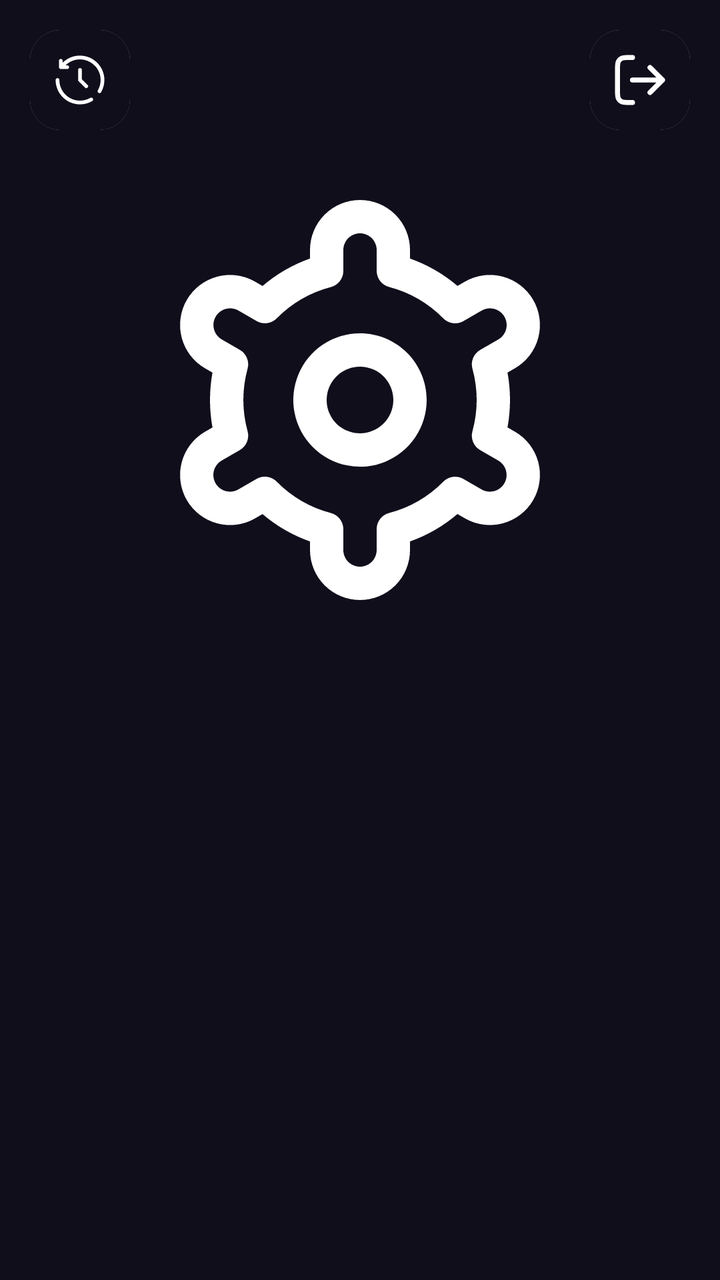
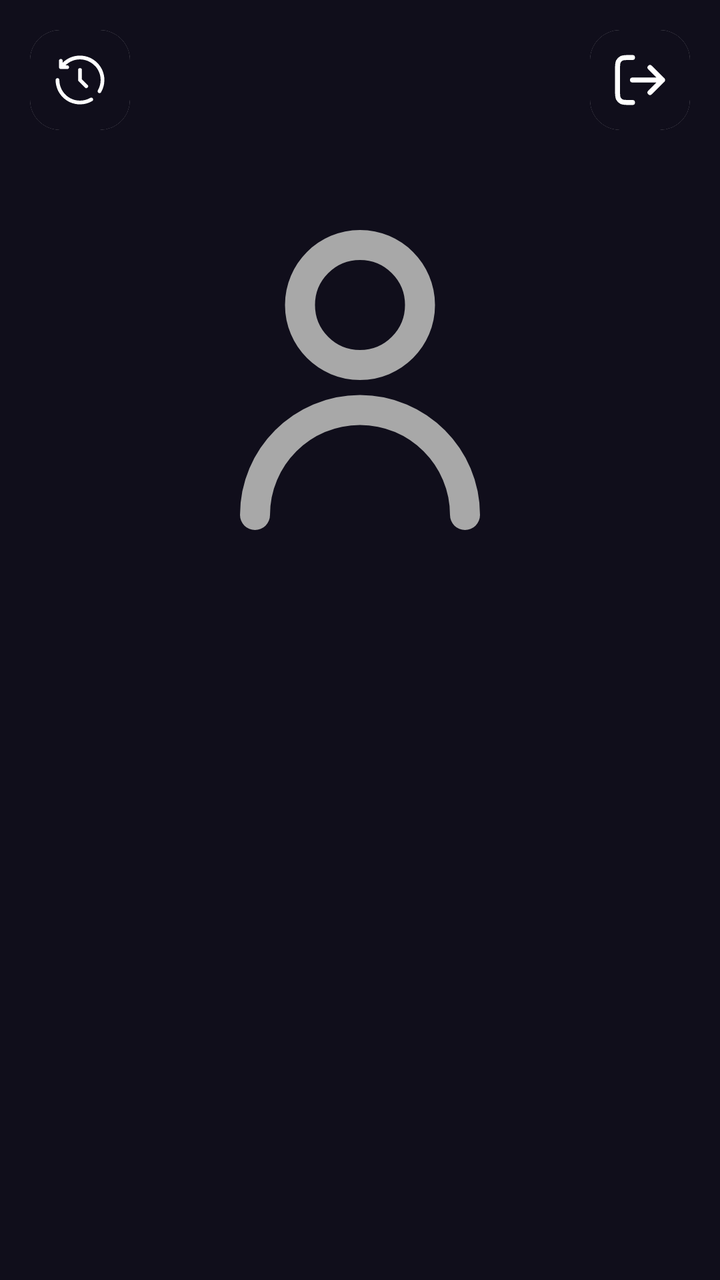

Screens rendered from an Android XML layout before and after an edit, with the pre-edit source and the edit as a unified diff.
<!-- AndroidManifest.xml: application theme Theme.WorldRadio -->
<!-- res/layout/fragment_settings.xml -->
<?xml version="1.0" encoding="utf-8"?>
<androidx.coordinatorlayout.widget.CoordinatorLayout xmlns:android="http://schemas.android.com/apk/res/android"
    xmlns:app="http://schemas.android.com/apk/res-auto"
    xmlns:tools="http://schemas.android.com/tools"
    android:layout_width="match_parent"
    android:layout_height="match_parent"
    android:background="@color/background">

    <com.google.android.material.appbar.AppBarLayout
        android:layout_width="match_parent"
        android:layout_height="wrap_content"
        android:background="@color/background"
        android:theme="@style/ThemeOverlay.AppCompat.Dark.ActionBar">

        <com.google.android.material.appbar.CollapsingToolbarLayout
            android:layout_width="match_parent"
            android:layout_height="wrap_content"
            app:contentScrim="@color/background"
            app:expandedTitleMarginStart="16dp"
            app:expandedTitleMarginEnd="16dp"
            app:layout_scrollFlags="scroll|exitUntilCollapsed">

            
            <include
                layout="@layout/settings_header_expanded"
                android:layout_width="match_parent"
                android:layout_height="wrap_content"
                app:layout_collapseMode="parallax" />

        </com.google.android.material.appbar.CollapsingToolbarLayout>

    </com.google.android.material.appbar.AppBarLayout>

    
    <androidx.recyclerview.widget.RecyclerView
        android:id="@+id/recyclerView_Settings"
        android:layout_width="match_parent"
        android:layout_height="match_parent"
        app:layout_behavior="@string/appbar_scrolling_view_behavior" />

</androidx.coordinatorlayout.widget.CoordinatorLayout>
<!-- res/layout/settings_header_expanded.xml (included above) -->
<?xml version="1.0" encoding="utf-8"?>
<androidx.constraintlayout.widget.ConstraintLayout
    android:layout_width="match_parent"
    android:layout_height="wrap_content"
    xmlns:android="http://schemas.android.com/apk/res/android"
    xmlns:app="http://schemas.android.com/apk/res-auto">

    <TextView
        android:id="@+id/nameAccountView"
        android:layout_width="wrap_content"
        android:layout_height="wrap_content"
        android:layout_marginTop="20dp"
        android:gravity="center_vertical"
        android:textSize="30sp"
        app:layout_constraintEnd_toEndOf="@+id/avatar_settings"
        app:layout_constraintStart_toStartOf="@+id/avatar_settings"
        app:layout_constraintTop_toBottomOf="@+id/avatar_settings" />


    <ProgressBar
        android:id="@+id/progressBar_Settings"
        style="?android:attr/progressBarStyleHorizontal"
        android:layout_width="0dp"
        android:layout_height="wrap_content"
        android:layout_marginStart="15dp"
        android:layout_marginEnd="5dp"
        android:max="100"
        android:min="0"
        android:visibility="invisible"
        app:layout_constraintStart_toEndOf="@+id/cardView5943768"
        app:layout_constraintEnd_toStartOf="@+id/text_loading_Settings"
        app:layout_constraintTop_toTopOf="@+id/cardView5943768"
        app:layout_constraintBottom_toBottomOf="@+id/cardView5943768"/>

    <TextView
        android:id="@+id/text_loading_Settings"
        android:layout_width="wrap_content"
        android:layout_height="wrap_content"
        android:layout_marginEnd="5dp"
        android:layout_marginStart="5dp"
        android:visibility="invisible"
        android:textSize="14sp"
        app:layout_constraintStart_toEndOf="@+id/progressBar_Settings"
        app:layout_constraintEnd_toStartOf="@id/cardView59437685435"
        app:layout_constraintTop_toTopOf="@+id/progressBar_Settings"
        app:layout_constraintBottom_toBottomOf="@+id/progressBar_Settings"/>

    <androidx.cardview.widget.CardView
        android:id="@+id/cardView59437685435"
        android:layout_width="wrap_content"
        android:layout_height="wrap_content"
        android:layout_marginTop="15dp"
        android:layout_marginEnd="15dp"
        android:background="@color/background"
        app:cardCornerRadius="15dp"
        app:cardElevation="0dp"
        app:layout_constraintEnd_toEndOf="parent"
        app:layout_constraintTop_toTopOf="parent">

        <FrameLayout
            android:layout_width="wrap_content"
            android:layout_height="wrap_content"
            android:background="@color/background">

            <ImageButton
                android:id="@+id/log_out_settings"
                android:layout_width="wrap_content"
                android:layout_height="wrap_content"
                android:layout_gravity="center"
                android:background="?attr/selectableItemBackgroundBorderless"
                android:clickable="true"
                android:focusable="true"
                android:padding="10dp"
                android:src="@drawable/log_out"
                app:tint="@color/white" />
        </FrameLayout>
    </androidx.cardview.widget.CardView>





    <androidx.cardview.widget.CardView
        android:id="@+id/cardView5943768"
        android:layout_width="wrap_content"
        android:layout_height="wrap_content"
        android:layout_marginStart="15dp"
        android:layout_marginTop="15dp"
        android:background="@color/background"
        app:cardCornerRadius="15dp"
        app:cardElevation="0dp"
        app:layout_constraintStart_toStartOf="parent"
        app:layout_constraintTop_toTopOf="parent">

        <FrameLayout
            android:layout_width="wrap_content"
            android:layout_height="wrap_content"
            android:background="@color/background">

            <ImageButton
                android:id="@+id/history_button"
                android:layout_width="wrap_content"
                android:layout_height="wrap_content"
                android:layout_gravity="center"
                android:background="?attr/selectableItemBackgroundBorderless"
                android:clickable="true"
                android:focusable="true"
                android:padding="10dp"
                android:src="@drawable/history"
                app:tint="@color/white" />

        </FrameLayout>
    </androidx.cardview.widget.CardView>

    <ImageView
        android:id="@+id/avatar_settings"
        android:layout_width="200dp"
        android:layout_height="200dp"
        android:layout_marginTop="100dp"
        android:scaleType="centerCrop"
        android:src="@drawable/fi_rr_settings"
        app:layout_constraintEnd_toEndOf="parent"
        app:layout_constraintStart_toStartOf="parent"
        app:layout_constraintTop_toTopOf="parent" />

    <androidx.cardview.widget.CardView
        android:id="@+id/cardView0982434385972"
        android:layout_width="wrap_content"
        android:layout_height="wrap_content"
        android:layout_marginTop="10dp"
        android:background="@color/background"
        android:visibility="gone"
        app:cardCornerRadius="15dp"
        app:cardElevation="0dp"
        app:layout_constraintEnd_toEndOf="@+id/cardView5943768"
        app:layout_constraintStart_toStartOf="@+id/cardView5943768"
        app:layout_constraintTop_toBottomOf="@+id/cardView5943768">

        <FrameLayout
            android:layout_width="wrap_content"
            android:layout_height="wrap_content"
            android:background="@color/background">

            <ImageButton
                android:id="@+id/edit_user_settings"
                android:layout_width="wrap_content"
                android:layout_height="wrap_content"
                android:layout_gravity="center"
                android:background="?attr/selectableItemBackgroundBorderless"
                android:clickable="true"
                android:focusable="true"
                android:padding="10dp"
                android:src="@drawable/fi_rr_settings"
                app:tint="@color/white" />
        </FrameLayout>
    </androidx.cardview.widget.CardView>

</androidx.constraintlayout.widget.ConstraintLayout>
<!-- resources referenced by this layout -->
<resources>
  <color name="background">#100E1B</color>
  <color name="white">#FFFFFF</color>
  <!-- drawable fi_rr_settings: vector/xml drawable (drawable, 5266 chars, omitted) -->
  <!-- drawable history (drawable) -->
  <vector xmlns:android="http://schemas.android.com/apk/res/android" android:height="30dp" android:viewportHeight="24" android:viewportWidth="24" android:width="30dp">
        
      <path android:fillColor="#00000000" android:pathData="M12,8V12L14.5,14.5" android:strokeColor="#ffffff" android:strokeLineCap="round" android:strokeLineJoin="round" android:strokeWidth="1.5"/>
        
      <path android:fillColor="#ffffff" android:pathData="M5.604,5.604L5.074,5.074V5.074L5.604,5.604ZM4.338,6.871L3.588,6.874C3.59,7.286 3.923,7.619 4.334,7.621L4.338,6.871ZM6.88,7.633C7.294,7.635 7.631,7.301 7.633,6.887C7.635,6.473 7.301,6.135 6.887,6.133L6.88,7.633ZM5.075,4.321C5.073,3.907 4.735,3.573 4.321,3.575C3.907,3.577 3.573,3.915 3.575,4.329L5.075,4.321ZM3.75,12C3.75,11.586 3.414,11.25 3,11.25C2.586,11.25 2.25,11.586 2.25,12H3.75ZM16.875,20.445C17.234,20.238 17.357,19.779 17.149,19.42C16.942,19.062 16.483,18.939 16.125,19.147L16.875,20.445ZM19.147,16.125C18.939,16.483 19.062,16.942 19.42,17.149C19.779,17.357 20.238,17.234 20.445,16.875L19.147,16.125ZM5.14,5.071C4.846,5.363 4.844,5.838 5.135,6.132C5.426,6.426 5.901,6.429 6.196,6.137L5.14,5.071ZM18.862,5.138C15.042,1.318 8.869,1.279 5.074,5.074L6.135,6.135C9.334,2.935 14.557,2.954 17.802,6.199L18.862,5.138ZM5.074,5.074L3.808,6.34L4.868,7.401L6.135,6.135L5.074,5.074ZM4.334,7.621L6.88,7.633L6.887,6.133L4.342,6.121L4.334,7.621ZM5.088,6.867L5.075,4.321L3.575,4.329L3.588,6.874L5.088,6.867ZM12,3.75C16.556,3.75 20.25,7.444 20.25,12H21.75C21.75,6.615 17.385,2.25 12,2.25V3.75ZM12,20.25C7.444,20.25 3.75,16.556 3.75,12H2.25C2.25,17.385 6.615,21.75 12,21.75V20.25ZM16.125,19.147C14.912,19.848 13.504,20.25 12,20.25V21.75C13.775,21.75 15.441,21.275 16.875,20.445L16.125,19.147ZM20.25,12C20.25,13.504 19.848,14.912 19.147,16.125L20.445,16.875C21.275,15.441 21.75,13.775 21.75,12H20.25ZM6.196,6.137C7.687,4.661 9.736,3.75 12,3.75V2.25C9.325,2.25 6.901,3.328 5.14,5.071L6.196,6.137Z"/>
      
  </vector>
  <!-- drawable log_out (drawable) -->
  <vector xmlns:android="http://schemas.android.com/apk/res/android" android:height="30dp" android:viewportHeight="24" android:viewportWidth="24" android:width="30dp">
        
      <path android:fillColor="#00000000" android:pathData="M16,17L21,12M21,12L16,7M21,12H9M9,3H7.8C6.12,3 5.28,3 4.638,3.327C4.074,3.615 3.615,4.074 3.327,4.638C3,5.28 3,6.12 3,7.8V16.2C3,17.88 3,18.72 3.327,19.362C3.615,19.927 4.074,20.385 4.638,20.673C5.28,21 6.12,21 7.8,21H9" android:strokeColor="#ffffff" android:strokeLineCap="round" android:strokeLineJoin="round" android:strokeWidth="2"/>
      
  </vector>
  <style name="Theme.WorldRadio" parent="Base.Theme.WorldRadio" />
  <style name="Base.Theme.WorldRadio" parent="Theme.Material3.DayNight.NoActionBar">
          
          
      </style>
</resources>

<!-- the commit's change to res/layout/fragment_settings.xml (unified diff, before → after) -->
@@ -20,7 +20,6 @@
             app:expandedTitleMarginEnd="16dp"
             app:layout_scrollFlags="scroll|exitUntilCollapsed">
 
-            
             <include
                 layout="@layout/settings_header_expanded"
                 android:layout_width="match_parent"
@@ -51,7 +50,7 @@
         android:id="@+id/nameAccountView"
         android:layout_width="wrap_content"
         android:layout_height="wrap_content"
-        android:layout_marginTop="20dp"
+        android:layout_marginTop="30dp"
         android:gravity="center_vertical"
         android:textSize="30sp"
         app:layout_constraintEnd_toEndOf="@+id/avatar_settings"
@@ -156,11 +155,11 @@
 
     <ImageView
         android:id="@+id/avatar_settings"
-        android:layout_width="200dp"
-        android:layout_height="200dp"
+        android:layout_width="180dp"
+        android:layout_height="180dp"
         android:layout_marginTop="100dp"
         android:scaleType="centerCrop"
-        android:src="@drawable/fi_rr_settings"
+        android:src="@drawable/user_without_logo"
         app:layout_constraintEnd_toEndOf="parent"
         app:layout_constraintStart_toStartOf="parent"
         app:layout_constraintTop_toTopOf="parent" />
<!-- resource entries referenced after the edit -->
@@ -17,6 +17,20 @@
       <path android:fillColor="#00000000" android:pathData="M16,17L21,12M21,12L16,7M21,12H9M9,3H7.8C6.12,3 5.28,3 4.638,3.327C4.074,3.615 3.615,4.074 3.327,4.638C3,5.28 3,6.12 3,7.8V16.2C3,17.88 3,18.72 3.327,19.362C3.615,19.927 4.074,20.385 4.638,20.673C5.28,21 6.12,21 7.8,21H9" android:strokeColor="#ffffff" android:strokeLineCap="round" android:strokeLineJoin="round" android:strokeWidth="2"/>
       
   </vector>
+  <!-- drawable user_without_logo (drawable) -->
+  <vector xmlns:android="http://schemas.android.com/apk/res/android"
+      android:width="800dp"
+      android:height="800dp"
+      android:viewportWidth="24"
+      android:viewportHeight="24">
+    <path
+        android:pathData="M5,21C5,17.134 8.134,14 12,14C15.866,14 19,17.134 19,21M16,7C16,9.209 14.209,11 12,11C9.791,11 8,9.209 8,7C8,4.791 9.791,3 12,3C14.209,3 16,4.791 16,7Z"
+        android:strokeLineJoin="round"
+        android:strokeWidth="2"
+        android:fillColor="#00000000"
+        android:strokeColor="#a8a8a8"
+        android:strokeLineCap="round"/>
+  </vector>
   <style name="Theme.WorldRadio" parent="Base.Theme.WorldRadio" />
   <style name="Base.Theme.WorldRadio" parent="Theme.Material3.DayNight.NoActionBar">
           
